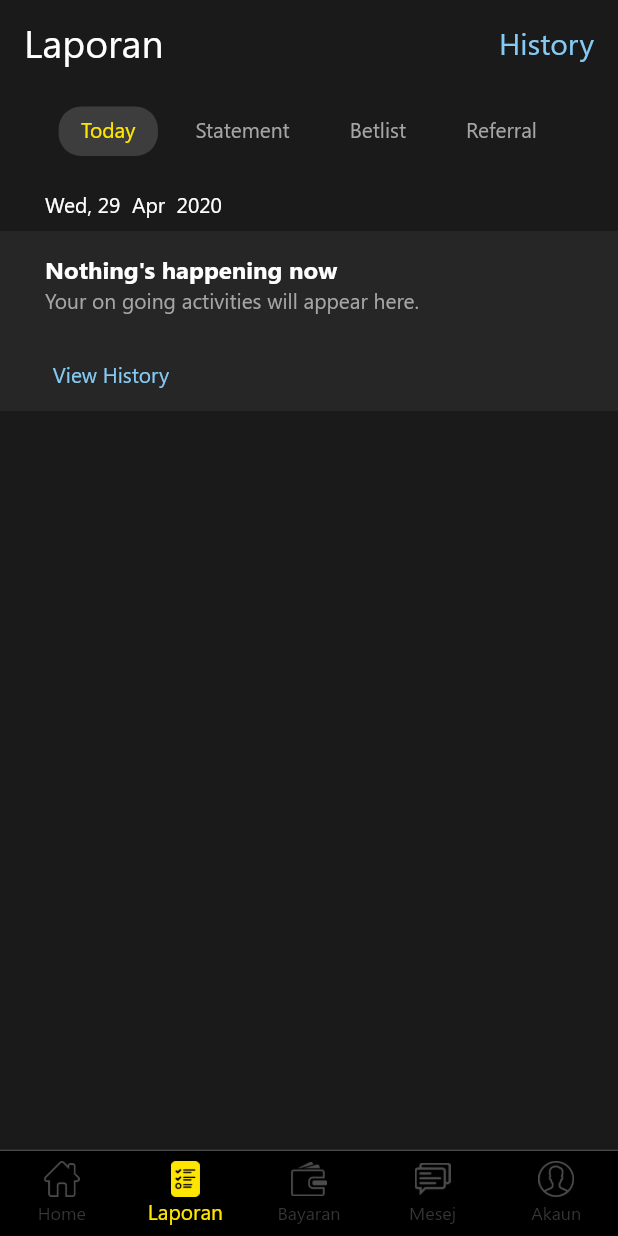
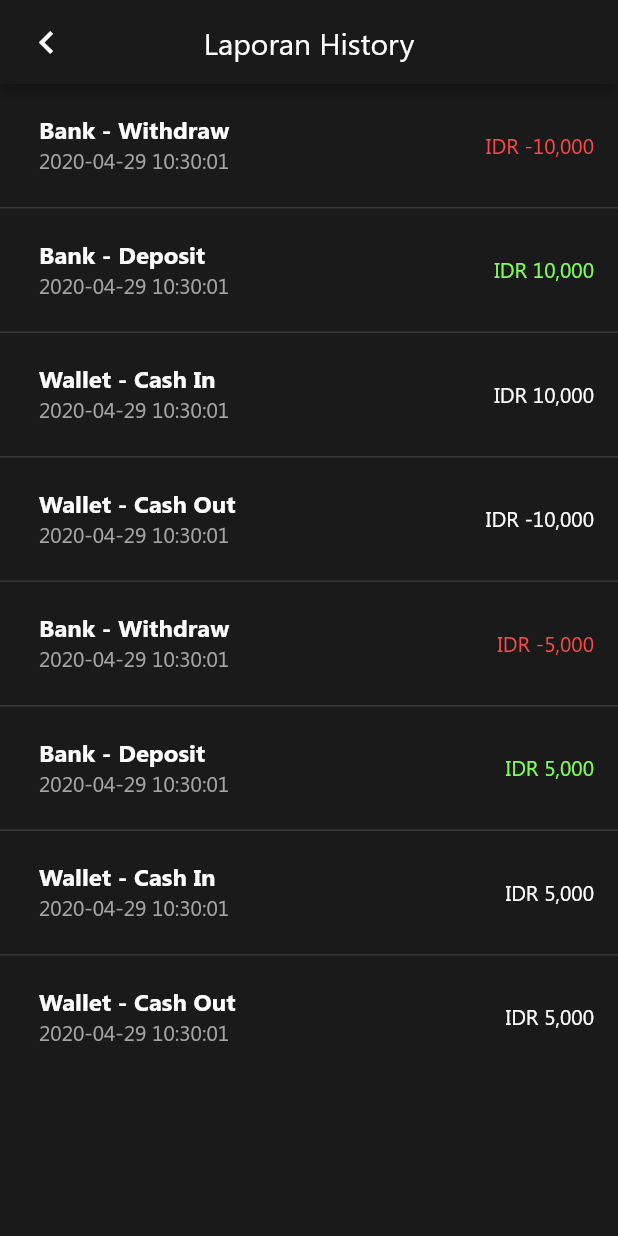
Before and after one commit to tri-et/liga95, a Flutter app: the MainScreen screen opened by its route, item 2 of the bottom bar chosen, after a tap on "View History", on a phone screen of 412 x 824 dp. Run offline on Flutter 3.47's test engine with Material 2 defaults, Android fonts, the phone set to English and light mode, and no system bars.

Commit message:
history  screen

```diff
--- a/lib/main.dart
+++ b/lib/main.dart
@@ -1,6 +1,7 @@
 import 'package:flutter/material.dart';
 import 'package:liga95/screens/bank-screen.dart';
 import 'package:liga95/screens/deposit-screen.dart';
+import 'package:liga95/screens/history-sreen.dart';
 import 'package:liga95/screens/login-screen.dart';
 import 'package:liga95/screens/main-screen.dart';
 import 'package:liga95/screens/wallet-screen.dart';
@@ -26,6 +27,7 @@ class MyApp extends StatelessWidget {
         WithdrawSreen.routeName: (_) => WithdrawSreen(),
         MainScreen.routeName: (_) => MainScreen(),
         WalletScreen.routeName: (_) => WalletScreen(),
+        HistoryScreen.routeName: (_) => HistoryScreen(),
       },
     );
   }
--- a/lib/screens/bank-screen.dart
+++ b/lib/screens/bank-screen.dart
@@ -1,7 +1,6 @@
 import 'package:flutter/material.dart';
 import 'package:liga95/core/models/bank.dart';
 import 'package:liga95/screens/main-screen.dart';
-import 'package:liga95/screens/wallet-screen.dart';
 
 class BankScreen extends StatefulWidget {
   static const routeName = '/bank-screen';
--- /dev/null
+++ b/lib/screens/history-sreen.dart
@@ -0,0 +1,90 @@
+import 'package:flutter/material.dart';
+import 'package:intl/intl.dart';
+import 'package:liga95/widgets/liga-divider.dart';
+
+class HistoryScreen extends StatelessWidget {
+  static const routeName = '/history-screen';
+  static List<Map<String, dynamic>> data = [
+    {"title": "Bank - Withdraw", "amount": "-10,000", "status": 1},
+    {"title": "Bank - Deposit", "amount": "10,000", "status": 2},
+    {"title": "Wallet - Cash In", "amount": "10,000", "status": 3},
+    {"title": "Wallet - Cash Out", "amount": "-10,000", "status": 3},
+    {"title": "Bank - Withdraw", "amount": "-5,000", "status": 1},
+    {"title": "Bank - Deposit", "amount": "5,000", "status": 2},
+    {"title": "Wallet - Cash In", "amount": "5,000", "status": 3},
+    {"title": "Wallet - Cash Out", "amount": "5,000", "status": 3},
+  ];
+  @override
+  Widget build(BuildContext context) {
+    return Scaffold(
+      backgroundColor: Color(0xff1a1a1a),
+      appBar: AppBar(
+        centerTitle: true,
+        title: Text("Laporan History"),
+        leading: FlatButton(
+          onPressed: () {
+            Navigator.of(context).pop();
+          },
+          child: Icon(
+            Icons.keyboard_arrow_left,
+            color: Colors.white,
+            size: 30,
+          ),
+        ),
+      ),
+      body: ListView.separated(
+        itemCount: data.length,
+        separatorBuilder: (BuildContext context, int index) => LigaDivider(),
+        itemBuilder: (BuildContext context, int index) {
+          return HistoryItem(
+            data: data[index],
+          );
+        },
+      ),
+    );
+  }
+}
+
+class HistoryItem extends StatelessWidget {
+  static var formatter = DateFormat("yyyy-MM-dd hh:mm:ss");
+  final Map<String, dynamic> data;
+  HistoryItem({@required this.data});
+  @override
+  Widget build(BuildContext context) {
+    return Container(
+      padding: EdgeInsets.fromLTRB(10.0, 5.0, 0.0, 5.0),
+      child: ListTile(
+        title: Text(
+          data["title"],
+          style: TextStyle(
+            color: Colors.white,
+            fontWeight: FontWeight.bold,
+          ),
+        ),
+        subtitle: Text(
+          formatter.format(DateTime.now()),
+          style: TextStyle(
+            color: Color(0xffa5a5a5),
+          ),
+        ),
+        trailing: Text(
+          "IDR ${data["amount"]}",
+          style: TextStyle(
+            color: _colorStatus(data["status"]),
+          ),
+        ),
+      ),
+    );
+  }
+
+  Color _colorStatus(int status) {
+    switch (status) {
+      case 1:
+        return Color(0xffff4848);
+      case 2:
+        return Color(0xff7eff58);
+      default:
+        return Colors.white;
+    }
+  }
+}
--- a/lib/screens/laporan-screen.dart
+++ b/lib/screens/laporan-screen.dart
@@ -1,5 +1,6 @@
 import 'package:flutter/material.dart';
 import 'package:liga95/screens/betlist-screen.dart';
+import 'package:liga95/screens/history-sreen.dart';
 import 'package:liga95/screens/referral-screen.dart';
 import 'package:liga95/screens/statement-screen.dart';
 import 'package:liga95/screens/today-screen.dart';
@@ -50,7 +51,9 @@ class _LaporanScreenState extends State<LaporanScreen> with SingleTickerProvider
           actions: <Widget>[
             FlatButton(
               textColor: Colors.white,
-              onPressed: () {},
+              onPressed: () {
+                Navigator.pushNamed(context, HistoryScreen.routeName);
+              },
               child: Text(
                 "History",
                 style: TextStyle(
--- a/lib/screens/main-screen.dart
+++ b/lib/screens/main-screen.dart
@@ -22,7 +22,7 @@ class _MainScreenState extends State<MainScreen> {
     AccountScreen(),
   ];
   void _navigateToPage(int index) {
-    _pageController.animateToPage(index, duration: Duration(milliseconds: 100), curve: Curves.bounceInOut);
+    _pageController.animateToPage(index, duration: Duration(milliseconds: 300), curve: Curves.bounceInOut);
   }
 
   void _changeTab(int index) {
--- a/lib/screens/today-screen.dart
+++ b/lib/screens/today-screen.dart
@@ -1,5 +1,6 @@
 import 'package:flutter/material.dart';
 import 'package:intl/intl.dart';
+import 'package:liga95/screens/history-sreen.dart';
 
 class TodayScreen extends StatelessWidget {
   static var formatter = DateFormat('E, dd  MMM  yyyy');
@@ -41,7 +42,7 @@ class TodayScreen extends StatelessWidget {
               ),
               FlatButton(
                 onPressed: () {
-                  print("testing");
+                  Navigator.pushNamed(context, HistoryScreen.routeName);
                 },
                 padding: EdgeInsets.all(0.0),
                 child: Text(
```
